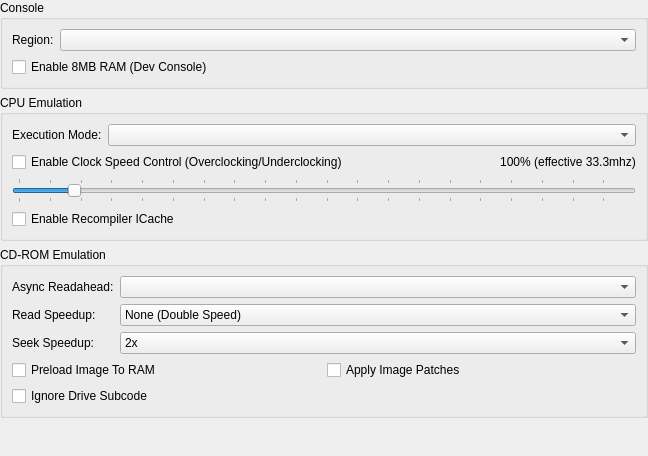
kofxi3584karlayang/duckstation, file src/duckstation-qt/consolesettingswidget.ui: the form before one commit.
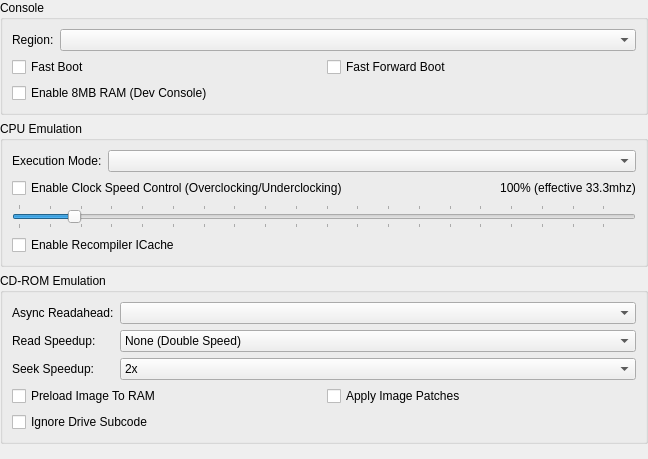
The form after the commit.

Commit message:
Qt: Move fast boot/fast forward to console settings
Makes more sense there, and matches Android.

```diff
--- a/src/duckstation-qt/consolesettingswidget.ui
+++ b/src/duckstation-qt/consolesettingswidget.ui
@@ -7,7 +7,7 @@
     <x>0</x>
     <y>0</y>
     <width>648</width>
-    <height>456</height>
+    <height>459</height>
    </rect>
   </property>
   <layout class="QVBoxLayout" name="verticalLayout">
@@ -42,6 +42,20 @@
       <item row="1" column="0" colspan="2">
        <layout class="QGridLayout" name="gridLayout_2">
         <item row="0" column="0">
+         <widget class="QCheckBox" name="fastBoot">
+          <property name="text">
+           <string>Fast Boot</string>
+          </property>
+         </widget>
+        </item>
+        <item row="0" column="1">
+         <widget class="QCheckBox" name="fastForwardBoot">
+          <property name="text">
+           <string>Fast Forward Boot</string>
+          </property>
+         </widget>
+        </item>
+        <item row="1" column="0">
          <widget class="QCheckBox" name="enable8MBRAM">
           <property name="text">
            <string>Enable 8MB RAM (Dev Console)</string>
```
The commit also changes 7 other files.
